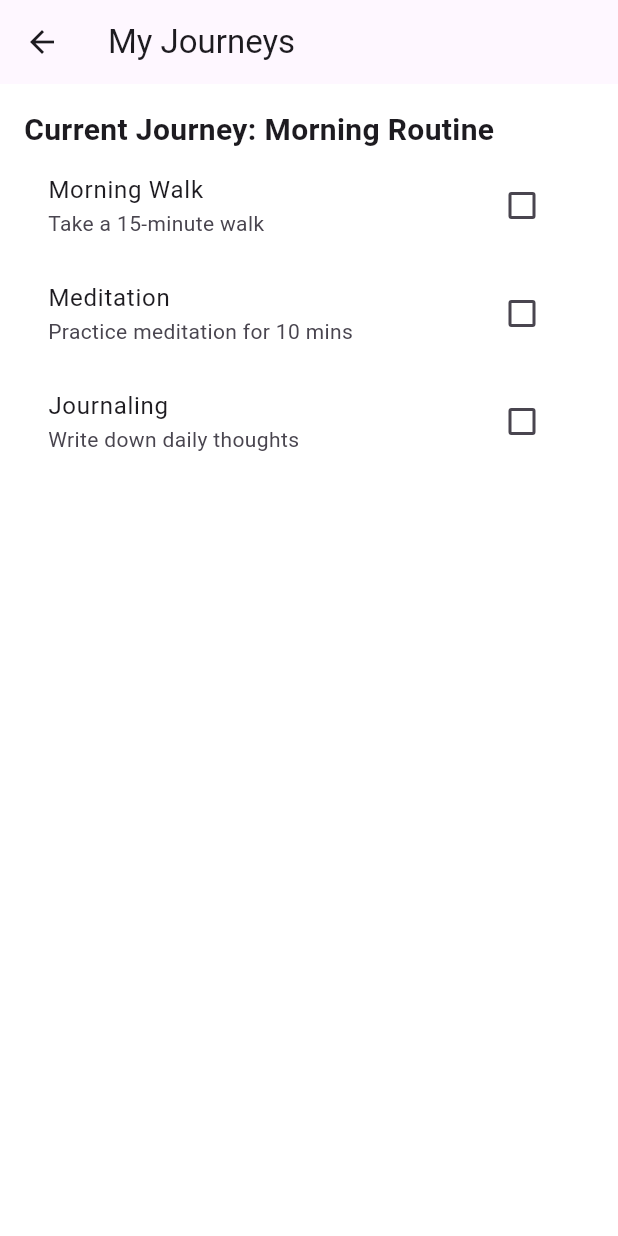
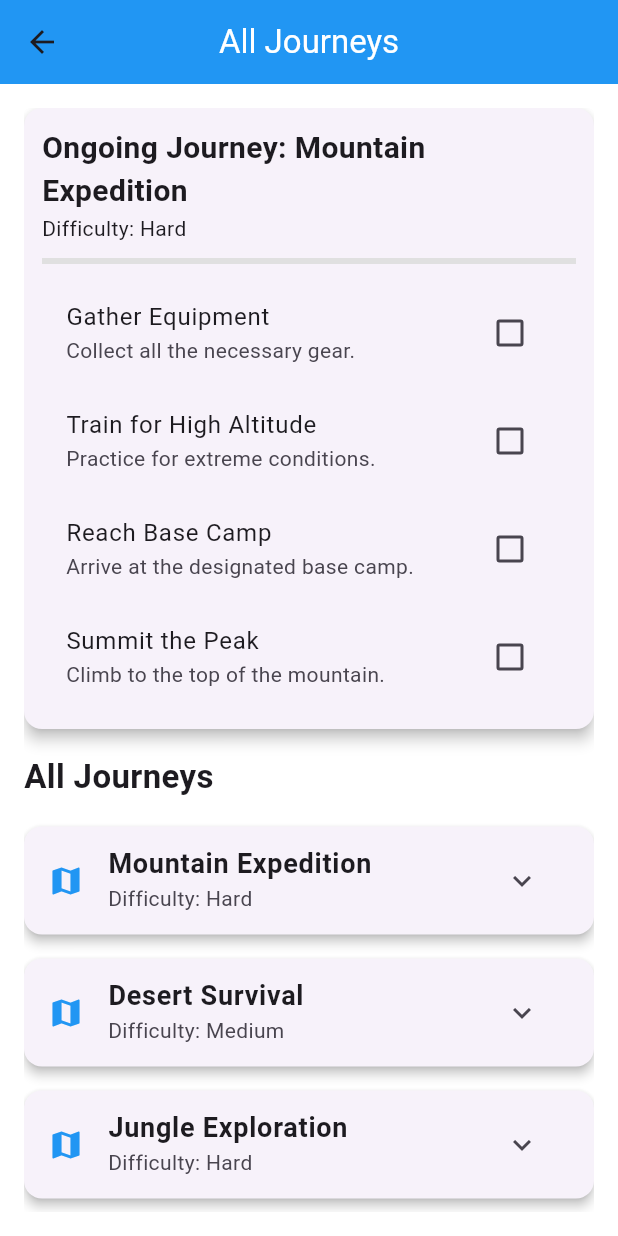
Before and after one commit to Saurabhhsahu/Mitra, a Flutter app: the screen it shows after launch, item 3 of the bottom bar chosen, on a phone screen of 412 x 824 dp. Run offline on Flutter 3.47's test engine with Material 3 defaults, Android fonts, the phone set to English and light mode, and no system bars; our stand-ins replace firebase_core, fl_chart, shared_preferences, table_calendar; missing offline and left inert: mongo_dart; accounts and stored records are empty.

Commit message:
added task screen with journies

```diff
--- a/lib/data/journey_data.dart
+++ b/lib/data/journey_data.dart
@@ -1,23 +1,51 @@
-// lib/data/journey_data.dart
-import '../models/journey_model.dart';
+import 'package:mitra/models/journey_model.dart';
 
 List<Journey> journeyPool = [
   Journey(
-    name: "Morning Routine",
-    difficulty: "Easy",
+    name: "Mountain Expedition",
+    difficulty: "Hard",
     tasks: [
-      Task(name: "Morning Walk", description: "Take a 15-minute walk"),
-      Task(name: "Meditation", description: "Practice meditation for 10 mins"),
-      Task(name: "Journaling", description: "Write down daily thoughts"),
+      Task(name: "Gather Equipment", description: "Collect all the necessary gear."),
+      Task(name: "Train for High Altitude", description: "Practice for extreme conditions."),
+      Task(name: "Reach Base Camp", description: "Arrive at the designated base camp."),
+      Task(name: "Summit the Peak", description: "Climb to the top of the mountain."),
     ],
   ),
   Journey(
-    name: "Healthy Habits",
+    name: "Desert Survival",
     difficulty: "Medium",
     tasks: [
-      Task(name: "Drink Water", description: "Drink at least 2 liters of water"),
-      Task(name: "Eat Fruits", description: "Eat fresh fruits"),
-      Task(name: "No Junk Food", description: "Avoid junk food for a day"),
+      Task(name: "Find Water Source", description: "Locate and store drinking water."),
+      Task(name: "Build Shelter", description: "Create a shaded area for rest."),
+      Task(name: "Navigate to Safe Zone", description: "Use GPS or stars for navigation."),
+    ],
+  ),
+  Journey(
+    name: "Jungle Exploration",
+    difficulty: "Hard",
+    tasks: [
+      Task(name: "Map the Route", description: "Plan the journey through the jungle."),
+      Task(name: "Set Up Camp", description: "Find a safe place to stay overnight."),
+      Task(name: "Cross the River", description: "Safely navigate the river crossing."),
+    ],
+  ),
+  Journey(
+    name: "City Adventure",
+    difficulty: "Easy",
+    tasks: [
+      Task(name: "Visit Historical Sites", description: "Explore cultural landmarks."),
+      Task(name: "Try Local Food", description: "Experience the local cuisine."),
+      Task(name: "Complete a Scavenger Hunt", description: "Find hidden gems in the city."),
+    ],
+  ),
+  Journey(
+    name: "Space Mission",
+    difficulty: "Very Hard",
+    tasks: [
+      Task(name: "Undergo Astronaut Training", description: "Complete zero-gravity training."),
+      Task(name: "Launch into Orbit", description: "Successfully take off from Earth."),
+      Task(name: "Conduct Space Research", description: "Perform scientific experiments."),
+      Task(name: "Return to Earth Safely", description: "Execute a successful re-entry."),
     ],
   ),
 ];
--- /dev/null
+++ b/lib/data/ongoing_journey_data.dart
@@ -0,0 +1,12 @@
+import 'package:mitra/models/journey_model.dart';
+
+Journey ongoingJourney = Journey(
+  name: "Mountain Expedition",
+  difficulty: "Hard",
+  tasks: [
+    Task(name: "Gather Equipment", description: "Collect all the necessary gear."),
+    Task(name: "Train for High Altitude", description: "Practice for extreme conditions."),
+    Task(name: "Reach Base Camp", description: "Arrive at the designated base camp."),
+    Task(name: "Summit the Peak", description: "Climb to the top of the mountain."),
+  ],
+);
--- a/lib/models/journey_model.dart
+++ b/lib/models/journey_model.dart
@@ -1,19 +1,14 @@
-// lib/models/journey_model.dart
 class Task {
   final String name;
   final String description;
-  bool completed;
+  final bool completed;
 
-  Task({
-    required this.name,
-    required this.description,
-    this.completed = false,
-  });
+  Task({required this.name, required this.description, this.completed = false});
 
-  Task copyWith({String? name, String? description, bool? completed}) {
+  Task copyWith({bool? completed}) {
     return Task(
-      name: name ?? this.name,
-      description: description ?? this.description,
+      name: name,
+      description: description,
       completed: completed ?? this.completed,
     );
   }
@@ -24,11 +19,7 @@ class Journey {
   final String difficulty;
   List<Task> tasks;
 
-  Journey({
-    required this.name,
-    required this.difficulty,
-    required this.tasks,
-  });
+  Journey({required this.name, required this.difficulty, required this.tasks});
 
   bool get isCompleted => tasks.every((task) => task.completed);
 }
--- a/lib/screens/tasks_screen.dart
+++ b/lib/screens/tasks_screen.dart
@@ -1,97 +1,147 @@
-// lib/screens/tasks_screen.dart
 import 'package:flutter/material.dart';
 import 'package:mitra/data/journey_data.dart';
+import 'package:mitra/data/ongoing_journey_data.dart';
 import 'package:mitra/models/journey_model.dart';
 
-class TasksScreen extends StatefulWidget {
-  const TasksScreen({super.key});
+class JourneyListScreen extends StatefulWidget {
+  const JourneyListScreen({super.key});
 
   @override
-  State<TasksScreen> createState() => _TasksScreenState();
+  _JourneyListScreenState createState() => _JourneyListScreenState();
 }
 
-class _TasksScreenState extends State<TasksScreen> {
-  List<Journey> previousJourneys = [];
-  Journey? currentJourney;
+class _JourneyListScreenState extends State<JourneyListScreen> {
+  Map<int, bool> expandedJourneys = {}; // Track expanded journeys
 
-  @override
-  void initState() {
-    super.initState();
-    if (journeyPool.isNotEmpty) {
-      currentJourney = journeyPool.removeAt(0);
-    }
+  void toggleTaskCompletion(int index) {
+    setState(() {
+      ongoingJourney.tasks[index] =
+          ongoingJourney.tasks[index].copyWith(completed: !ongoingJourney.tasks[index].completed);
+    });
   }
 
-  void completeTask(int index) {
+  void toggleJourneyExpansion(int index) {
     setState(() {
-      currentJourney!.tasks[index] =
-          currentJourney!.tasks[index].copyWith(completed: true);
+      expandedJourneys[index] = !(expandedJourneys[index] ?? false);
+    });
+  }
 
-      if (currentJourney!.isCompleted) {
-        previousJourneys.add(currentJourney!);
-        currentJourney =
-        journeyPool.isNotEmpty ? journeyPool.removeAt(0) : null;
-      }
-    });
+  double calculateProgress() {
+    int completedTasks = ongoingJourney.tasks.where((task) => task.completed).length;
+    return completedTasks / ongoingJourney.tasks.length;
   }
 
   @override
   Widget build(BuildContext context) {
     return Scaffold(
-      appBar: AppBar(title: const Text('My Journeys')),
+      appBar: AppBar(
+        title: const Text(
+          'All Journeys',
+          style: TextStyle(color: Colors.white),
+        ),
+        backgroundColor: Colors.blue,
+        centerTitle: true,
+      ),
       body: Padding(
         padding: const EdgeInsets.all(16),
+        child: ListView(
+          children: [
+            // Ongoing Journey Section
+            Card(
+              elevation: 4,
+              margin: const EdgeInsets.only(bottom: 16),
+              child: Padding(
+                padding: const EdgeInsets.all(12),
                 child: Column(
                   crossAxisAlignment: CrossAxisAlignment.start,
                   children: [
-            if (currentJourney != null) ...[
                     Text(
-                'Current Journey: ${currentJourney!.name}',
-                style:
-                const TextStyle(fontSize: 20, fontWeight: FontWeight.bold),
+                      "Ongoing Journey: ${ongoingJourney.name}",
+                      style: const TextStyle(fontSize: 20, fontWeight: FontWeight.bold),
                     ),
-              Expanded(
-                child: ListView.builder(
-                  itemCount: currentJourney!.tasks.length,
-                  itemBuilder: (context, index) {
-                    final task = currentJourney!.tasks[index];
-                    return ListTile(
+                    Text("Difficulty: ${ongoingJourney.difficulty}"),
+                    const SizedBox(height: 10),
+
+                    // Progress Bar
+                    LinearProgressIndicator(
+                      value: calculateProgress(),
+                      backgroundColor: Colors.grey[300],
+                      valueColor: const AlwaysStoppedAnimation<Color>(Colors.green),
+                    ),
+                    const SizedBox(height: 10),
+
+                    // Checklist for Ongoing Journey
+                    Column(
+                      children: List.generate(
+                        ongoingJourney.tasks.length,
+                            (index) {
+                          final task = ongoingJourney.tasks[index];
+                          return CheckboxListTile(
                             title: Text(task.name),
                             subtitle: Text(task.description),
-                      trailing: Checkbox(
                             value: task.completed,
-                        onChanged: (bool? value) {
-                          if (!task.completed) {
-                            completeTask(index);
-                          }
-                        },
-                      ),
+                            onChanged: (value) => toggleTaskCompletion(index),
                           );
                         },
                       ),
                     ),
                   ],
-            if (previousJourneys.isNotEmpty) ...[
-              const SizedBox(height: 20),
+                ),
+              ),
+            ),
+
+            // All Journeys List
             const Text(
-                "Completed Journeys:",
-                style: TextStyle(fontSize: 18, fontWeight: FontWeight.bold),
+              "All Journeys",
+              style: TextStyle(fontSize: 22, fontWeight: FontWeight.bold),
             ),
-              Expanded(
-                child: ListView.builder(
-                  itemCount: previousJourneys.length,
+            const SizedBox(height: 10),
+            ListView.builder(
+              shrinkWrap: true,
+              physics: const NeverScrollableScrollPhysics(),
+              itemCount: journeyPool.length,
               itemBuilder: (context, index) {
-                    return ListTile(
-                      title: Text(previousJourneys[index].name),
-                      subtitle: Text(
-                          "Difficulty: ${previousJourneys[index].difficulty}"),
-                      trailing:
-                      const Icon(Icons.check_circle, color: Colors.green),
+                final Journey journey = journeyPool[index];
+                bool isExpanded = expandedJourneys[index] ?? false;
+
+                return Card(
+                  elevation: 3,
+                  margin: const EdgeInsets.symmetric(vertical: 8),
+                  child: Column(
+                    children: [
+                      ListTile(
+                        title: Text(
+                          journey.name,
+                          style: const TextStyle(fontSize: 18, fontWeight: FontWeight.bold),
+                        ),
+                        subtitle: Text("Difficulty: ${journey.difficulty}"),
+                        leading: const Icon(Icons.map, color: Colors.blue),
+                        trailing: IconButton(
+                          icon: Icon(isExpanded ? Icons.expand_less : Icons.expand_more),
+                          onPressed: () => toggleJourneyExpansion(index),
+                        ),
+                      ),
+                      if (isExpanded)
+                        Padding(
+                          padding: const EdgeInsets.symmetric(horizontal: 16, vertical: 8),
+                          child: Column(
+                            crossAxisAlignment: CrossAxisAlignment.start,
+                            children: journey.tasks.map((task) {
+                              return Padding(
+                                padding: const EdgeInsets.symmetric(vertical: 4),
+                                child: Text(
+                                  "• ${task.name}: ${task.description}",
+                                  style: const TextStyle(fontSize: 16),
+                                ),
+                              );
+                            }).toList(),
+                          ),
+                        ),
+                    ],
+                  ),
                 );
               },
             ),
-              ),
-            ],
           ],
         ),
       ),
--- a/lib/sections/bottom_navbar.dart
+++ b/lib/sections/bottom_navbar.dart
@@ -55,7 +55,7 @@ class BottomNavBar extends StatelessWidget {
         } else if (index == 2) {
           Navigator.push(
             context,
-            MaterialPageRoute(builder: (context) => const TasksScreen()),
+            MaterialPageRoute(builder: (context) => const JourneyListScreen()),
           );
         }else if(index == 4){
           Navigator.push(
```
Also changed, not shown: 1 other file. Lines whose indentation alone changed are shown as unchanged.
